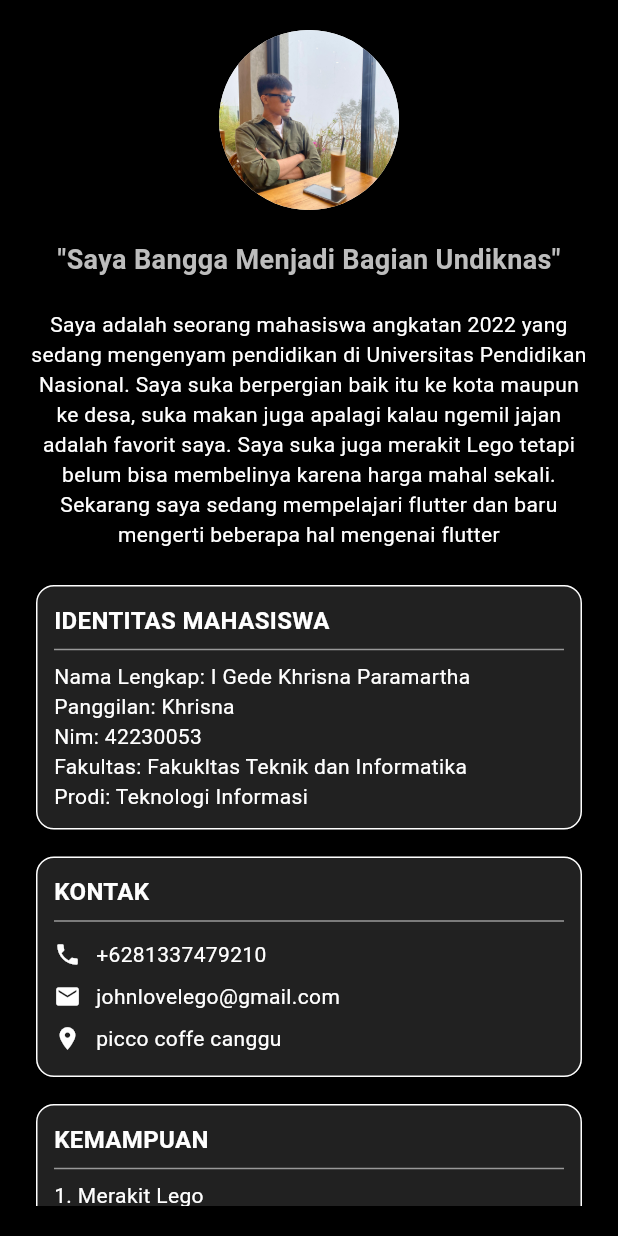
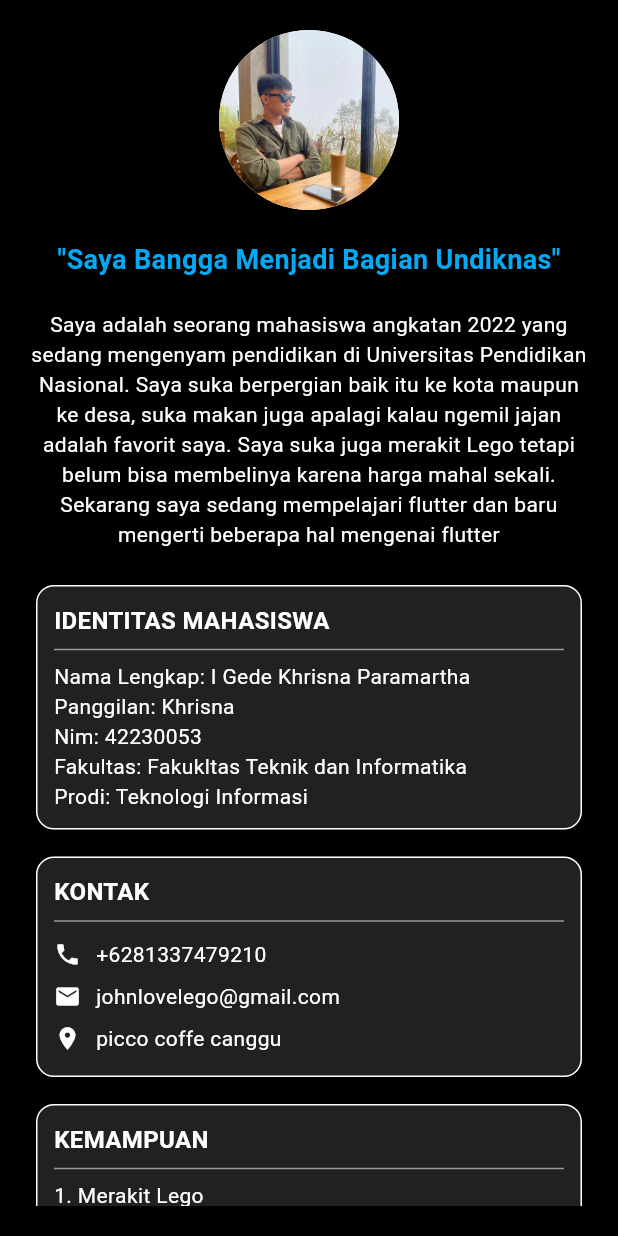
Before and after one commit to newgede/biodata_flutter, a Flutter app: the screen it shows after launch, on a phone screen of 412 x 824 dp. Run offline on Flutter 3.47's test engine with Material 3 defaults, Android fonts, the phone set to English and light mode, and no system bars.

Commit message:
new update

```diff
--- a/lib/main.dart
+++ b/lib/main.dart
@@ -32,7 +32,7 @@ class MyApp extends StatelessWidget {
                     style: TextStyle(
                       fontSize: 18,
                       fontWeight: FontWeight.bold,
-                      color: Colors.grey[400],
+                      color: Colors.lightBlue,
                     ),
                   ),
                   SizedBox(height: 20),
@@ -75,6 +75,7 @@ class MyApp extends StatelessWidget {
                       Text('4. Membersihkan Lingkungan Tempat Tinggal', style: infoTextStyle),
                       Text('5. Pemrograman Bahasa Python dan Java', style: infoTextStyle),
                       Text('6. Tidur di Kasur yang Empuk', style: infoTextStyle),
+                      Text('7. Bekerja di Area Sawah dan Kebun', style: infoTextStyle),
 
                     ],
                   ),
```
